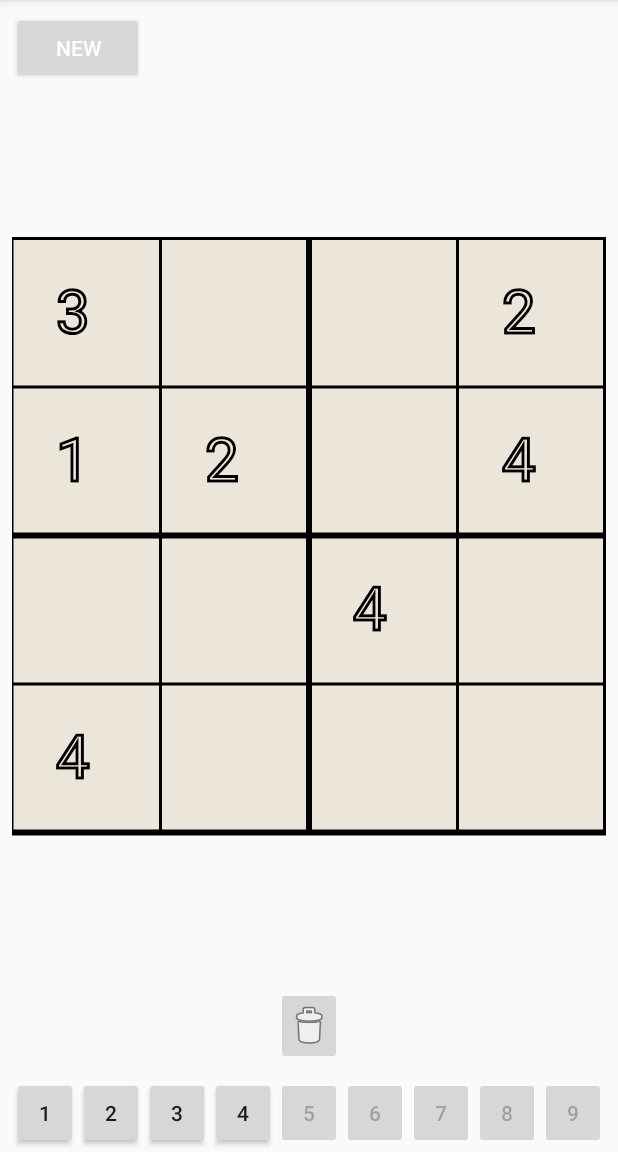
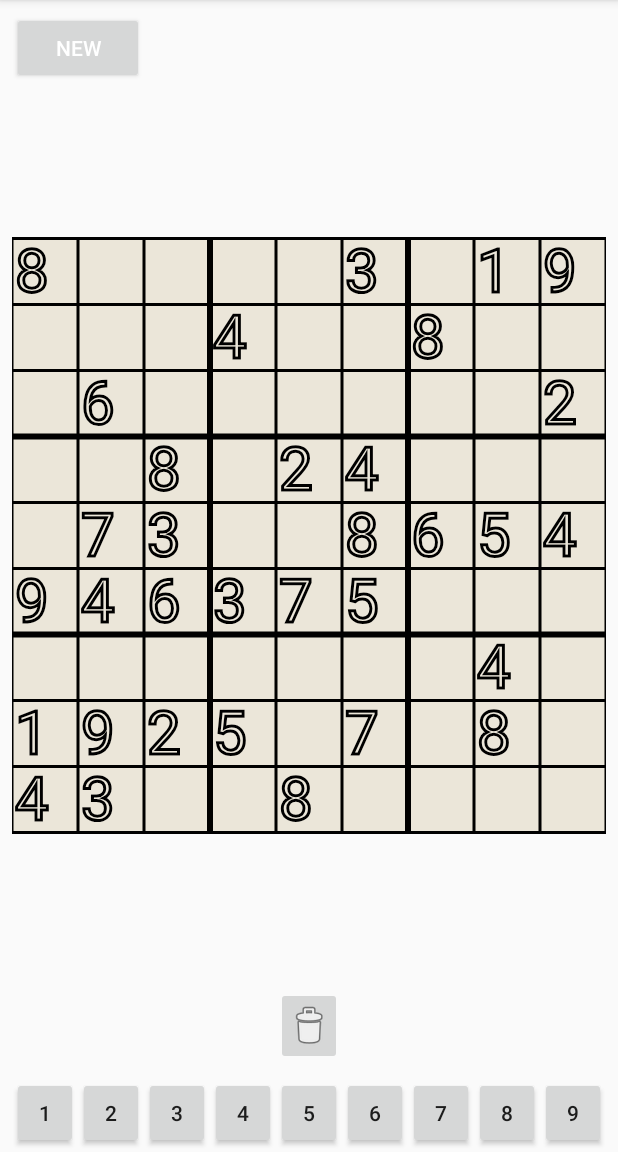
Before and after one commit to bdelgadomalanche/SudokuApp, an Android app: the screen it shows after launch (MainActivity), on a phone screen of 412 x 824 dp, the part 84-1236 px from its top. Run offline under Robolectric (Android 15) with nearby library versions, the phone set to English and light mode, and no system bars.

Commit message:
Added simple settings variables.

```diff
--- a/app/src/main/java/edu/utep/cs/cs4330/sudoku/MainActivity.java
+++ b/app/src/main/java/edu/utep/cs/cs4330/sudoku/MainActivity.java
@@ -54,6 +54,12 @@ public class MainActivity extends AppCompatActivity {
     /** Unmodifiable spaces */
     private ArrayList<int[]> hint;
 
+    /** Size variable */
+    int size = 9;
+
+    /** Size variable */
+    int difficulty = 1;
+
     /** Sounds for the game */
     SoundPool effects;
     int win;
@@ -69,7 +75,7 @@ public class MainActivity extends AppCompatActivity {
         super.onCreate(savedInstanceState);
         setContentView(R.layout.activity_main);
 
-        board = new Board(4, 1);
+        board = new Board(size, difficulty);
         boardView = findViewById(R.id.boardView);
         boardView.setBoard(board);
         boardView.addSelectionListener(this::squareSelected);
```
